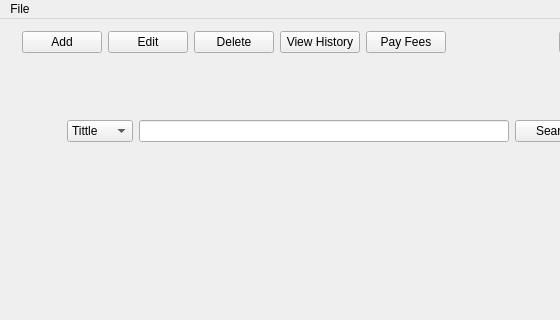
Qt form mainwindow.ui (zoedmora/Library) before a commit; both pictures show x 0 to 560 and y 0 to 320 of the 661 by 526 pixel window.
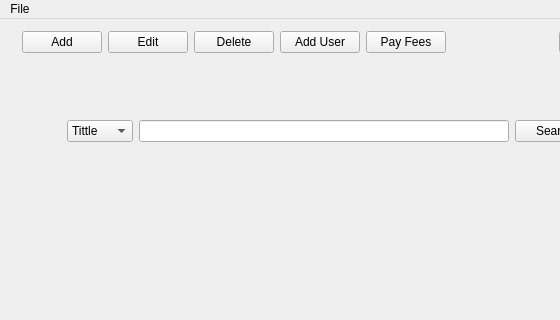
The same form after that commit.

Commit message:
Added Functionality to Create a User
Finished adding user. Still need to fix bugs.

Patch:
```diff
--- a/mainwindow.ui
+++ b/mainwindow.ui
@@ -72,7 +72,7 @@
        <item>
         <widget class="QPushButton" name="viewHistoryButton">
          <property name="text">
-          <string>View History</string>
+          <string>Add User</string>
          </property>
         </widget>
        </item>
```
Left out of the diff: 88 changed lines with no effect on the pictures. The commit also changes 14 other files.
